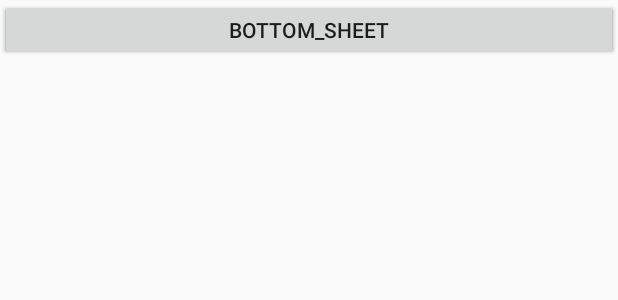
After one commit to shaodongAndroid/CustomViewProject, an Android app: the layout activity_design.xml on its own in the app's theme, with its tools: preview values and no code run, on a phone screen of 412 x 824 dp. The commit adds this screen. Shown: the top 300 px of the screen. Run offline under Robolectric (Android 15) with nearby library versions, the phone set to English and light mode, and no system bars.

Commit message:
添加design

```diff
--- a/app/build.gradle
+++ b/app/build.gradle
@@ -60,9 +60,10 @@ dependencies {
     compile 'io.reactivex.rxjava2:rxjava:2.0.7'
     compile 'com.github.bumptech.glide:glide:3.7.0'
     compile 'de.hdodenhof:circleimageview:1.3.0'
+    compile 'com.jakewharton:butterknife:8.4.0'
+    compile 'com.android.support.constraint:constraint-layout:1.0.2'
     testCompile 'junit:junit:4.12'
     testCompile 'com.squareup.leakcanary:leakcanary-android-no-op:1.5'
-    compile 'com.jakewharton:butterknife:8.4.0'
     annotationProcessor 'com.jakewharton:butterknife-compiler:8.4.0'
     debugCompile 'com.squareup.leakcanary:leakcanary-android:1.5'
     releaseCompile 'com.squareup.leakcanary:leakcanary-android-no-op:1.5'
--- a/app/src/main/AndroidManifest.xml
+++ b/app/src/main/AndroidManifest.xml
@@ -113,7 +113,9 @@
         <activity android:name=".activity.TouchEventActivity"/>
         <activity android:name=".activity.RegionActivity"/>
         <activity android:name=".activity.RxActivity"/>
-        <activity android:name=".activity.AnnotationActivity"></activity>
+        <activity android:name=".activity.AnnotationActivity"/>
+        <activity android:name=".activity.DesignActivity"/>
+        <activity android:name=".activity.BottomSheetActivity"></activity>
     </application>
 
 </manifest>
--- /dev/null
+++ b/app/src/main/res/layout/activity_design.xml
@@ -0,0 +1,21 @@
+<?xml version="1.0" encoding="utf-8"?>
+<android.support.constraint.ConstraintLayout xmlns:android="http://schemas.android.com/apk/res/android"
+    xmlns:tools="http://schemas.android.com/tools"
+    xmlns:app="http://schemas.android.com/apk/res-auto"
+    android:layout_width="match_parent"
+    android:layout_height="match_parent"
+    tools:context="com.custom.view.project.activity.DesignActivity">
+
+    <Button
+        android:id="@+id/btn_cheeses"
+        android:layout_width="match_parent"
+        android:layout_height="40dp"
+        android:text="@string/btn_cheeses" />
+    <Button
+        android:id="@+id/btn_bottom_sheet"
+        android:layout_width="match_parent"
+        android:layout_height="40dp"
+        android:text="bottom_sheet" />
+
+
+</android.support.constraint.ConstraintLayout>
```
Also changed, not shown: app/src/main/java/com/custom/view/project/MainActivity.java (+7 -5 lines), app/src/main/java/com/custom/view/project/activity/BottomSheetActivity.java (added, +14 -0 lines), app/src/main/java/com/custom/view/project/activity/DesignActivity.java (added, +35 -0 lines), app/src/main/java/com/custom/view/project/activity/RxActivity.java (+66 -2 lines), app/src/main/res/layout/activity_bottom_sheet.xml (added, +14 -0 lines), app/src/main/res/layout/activity_main.xml (+8 -5 lines), app/src/main/res/layout/activity_rx.xml (+12 -0 lines), 14 other files.
